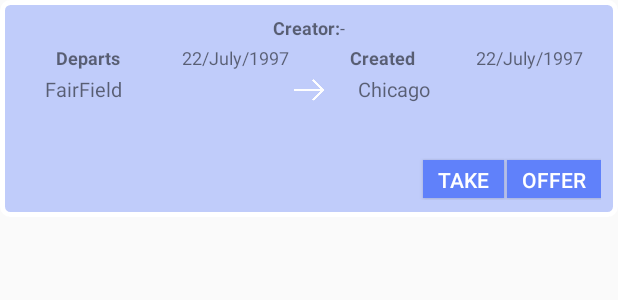
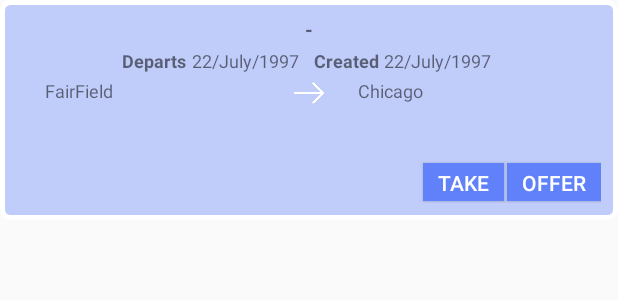
Before and after one commit to maxahirwe/MDPproject, an Android app: the layout ride_view.xml on its own in the app's theme, with its tools: preview values and no code run, on a phone screen of 412 x 824 dp. Shown: the top 300 px of the screen. Run offline under Robolectric (Android 15) with nearby library versions, the light colour scheme and no system bars.

Commit message:
added proper messaging

```diff
--- a/app/src/main/java/com/hillygeeks/mdpproject/RegisterActivity.java
+++ b/app/src/main/java/com/hillygeeks/mdpproject/RegisterActivity.java
@@ -116,6 +116,7 @@ public class RegisterActivity extends AppCompatActivity {
                             //save last email in sharedpreference
                             SharedPreferences.Editor editor = Application.sharedpreferences.edit();
                             editor.putString("user_email", email);
+                            editor.putString("user_name", user.getName());
                             editor.commit();
                             FirebaseAuth.getInstance().signOut();
                             //redirect the user to the login screen
--- a/app/src/main/java/com/hillygeeks/mdpproject/RidesActivity.java
+++ b/app/src/main/java/com/hillygeeks/mdpproject/RidesActivity.java
@@ -34,8 +34,8 @@ public class RidesActivity extends AppCompatActivity {
         toolbar = findViewById(R.id.toolbar);
         setSupportActionBar(toolbar);
         getSupportActionBar().setDisplayHomeAsUpEnabled(false);
-        toolbar.setSubtitle(Application.user.getEmail());
-
+        String name=Application.sharedpreferences.getString("user_name","-"+"");
+        toolbar.setSubtitle(Application.user.getEmail()+name);
         viewPager = (ViewPager) findViewById(R.id.pager);
         setupViewPager(viewPager);
 
--- a/app/src/main/res/layout/fragment_find_ride.xml
+++ b/app/src/main/res/layout/fragment_find_ride.xml
@@ -94,7 +94,7 @@
                 android:layout_marginBottom="5dp"
                 android:layout_marginTop="5dp"
                 android:background="@color/colorPrimaryDark"
-                android:text="Reset"
+                android:text="Refresh"
                 android:textColor="@android:color/white" />
 
             <Button
--- a/app/src/main/res/layout/ride_view.xml
+++ b/app/src/main/res/layout/ride_view.xml
@@ -17,32 +17,26 @@
         android:orientation="horizontal">
 
         <TextView
-            android:layout_width="wrap_content"
-            android:layout_height="wrap_content"
-            android:text="Creator:"
-            android:textAlignment="center"
-            android:textSize="12sp"
-            android:textStyle="bold" />
-
-        <TextView
-            android:id="@+id/txt_provider_name"
+            android:id="@+id/ride_text_msg"
             android:layout_width="wrap_content"
             android:layout_height="wrap_content"
             android:text="-"
             android:textAlignment="center"
-            android:textSize="12sp" />
+            android:textSize="13sp"
+            android:textStyle="bold" />
     </LinearLayout>
 
     <LinearLayout
         android:layout_width="match_parent"
         android:layout_height="wrap_content"
         android:layout_marginBottom="3dp"
+        android:gravity="center"
         android:orientation="horizontal">
 
         <TextView
-            android:layout_width="match_parent"
+            android:layout_width="wrap_content"
             android:layout_height="wrap_content"
-            android:layout_weight="1"
+            android:layout_marginRight="3dp"
             android:text="Departs"
             android:textAlignment="center"
             android:textSize="12sp"
@@ -50,17 +44,18 @@
 
         <TextView
             android:id="@+id/txt_depart_time"
-            android:layout_width="match_parent"
+            android:layout_width="wrap_content"
             android:layout_height="wrap_content"
-            android:layout_weight="1"
+            android:layout_marginRight="10dp"
             android:text="22/July/1997"
             android:textAlignment="center"
             android:textSize="12sp" />
 
         <TextView
-            android:layout_width="match_parent"
+            android:layout_width="wrap_content"
             android:layout_height="wrap_content"
-            android:layout_weight="1"
+            android:layout_marginRight="3dp"
+            android:gravity="end"
             android:text="Created"
             android:textAlignment="center"
             android:textSize="12sp"
@@ -68,9 +63,9 @@
 
         <TextView
             android:id="@+id/txt_created_time"
-            android:layout_width="match_parent"
+            android:layout_width="wrap_content"
             android:layout_height="wrap_content"
-            android:layout_weight="1"
+            android:layout_marginRight="3dp"
             android:text="22/July/1997"
             android:textAlignment="center"
             android:textSize="12sp" />
@@ -92,7 +87,7 @@
             android:paddingLeft="20dp"
             android:singleLine="false"
             android:text="FairField"
-            android:textSize="13sp" />
+            android:textSize="12sp" />
 
         <LinearLayout
             android:layout_width="25dp"
@@ -122,7 +117,7 @@
             android:layout_weight="1"
             android:paddingLeft="20dp"
             android:text="Chicago"
-            android:textSize="13sp" />
+            android:textSize="12sp" />
 
     </LinearLayout>
 
@@ -135,6 +130,7 @@
         android:text="Cost Sharing"
         android:textSize="10sp"
         android:visibility="invisible" />
+
 
     <LinearLayout
         android:id="@+id/button_layout"
```
Also changed, not shown: app/src/main/java/com/hillygeeks/mdpproject/FindRideFragment.java (+21 -11 lines), app/src/main/java/com/hillygeeks/mdpproject/RidesAdapter.java (+67 -6 lines).
